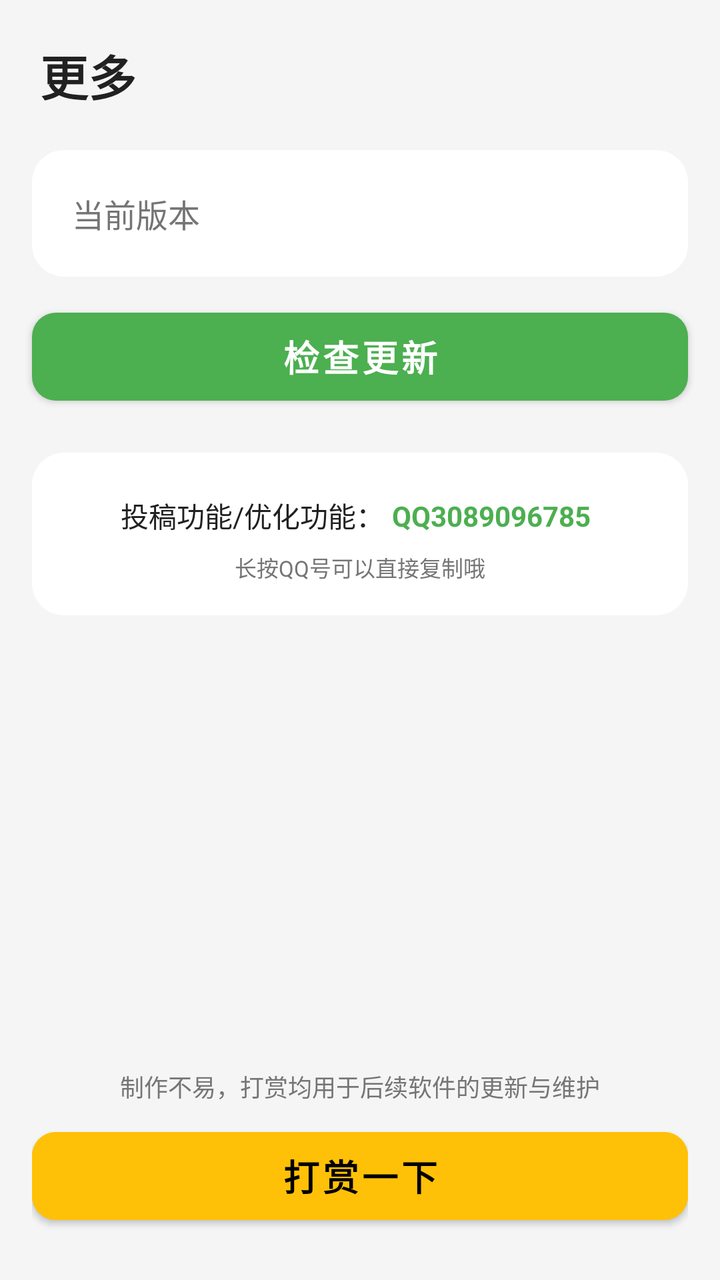
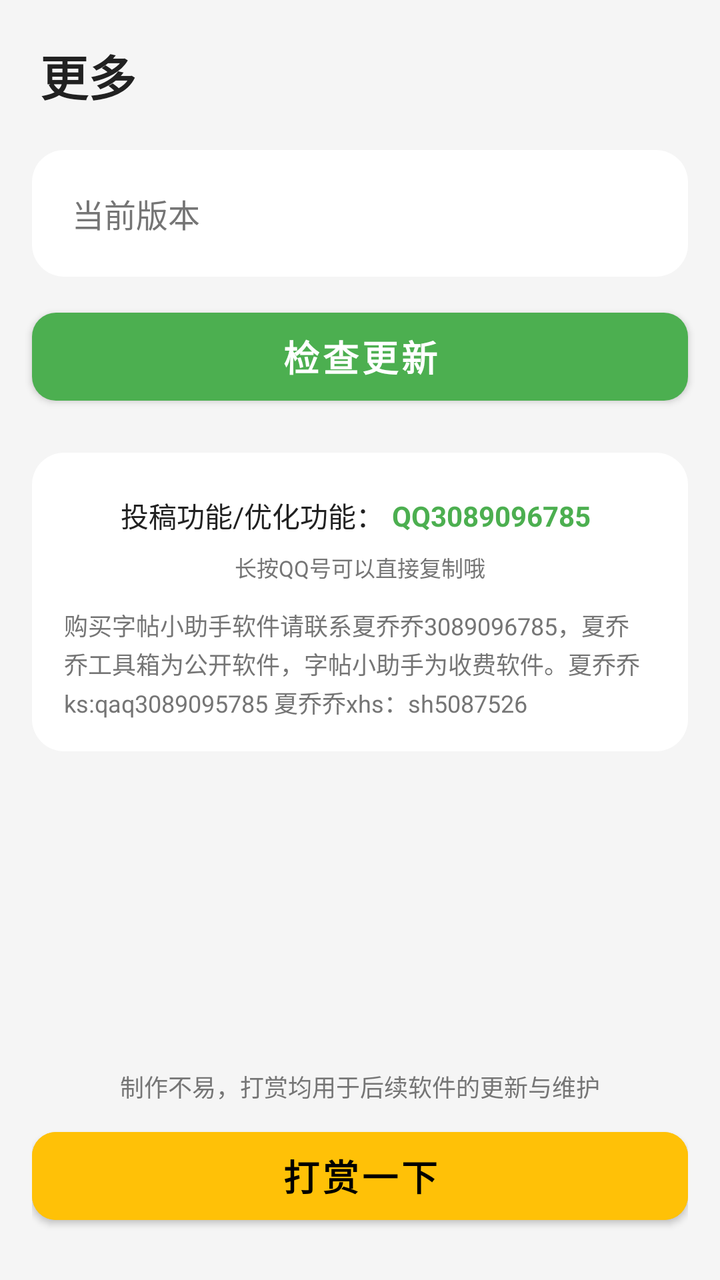

Two renders of the same Android screen: before a commit and after it. Below are the layout's source before the change and the commit's diff.
<!-- AndroidManifest.xml: application theme Theme.XiaQiaoQiao -->
<!-- res/layout/fragment_more.xml -->
<?xml version="1.0" encoding="utf-8"?>
<ScrollView xmlns:android="http://schemas.android.com/apk/res/android"
    android:layout_width="match_parent"
    android:layout_height="match_parent"
    android:background="@color/bg_page"
    android:fillViewport="true">

    <LinearLayout
        android:layout_width="match_parent"
        android:layout_height="wrap_content"
        android:orientation="vertical">

        
        <TextView
            android:layout_width="match_parent"
            android:layout_height="wrap_content"
            android:padding="20dp"
            android:text="@string/tab_more"
            android:textColor="@color/text_primary"
            android:textSize="24sp"
            android:textStyle="bold" />

        
        <LinearLayout
            android:layout_width="match_parent"
            android:layout_height="wrap_content"
            android:layout_marginStart="16dp"
            android:layout_marginEnd="16dp"
            android:layout_marginBottom="12dp"
            android:background="@drawable/bg_card_rounded"
            android:gravity="center_vertical"
            android:orientation="horizontal"
            android:padding="20dp">

            <TextView
                android:layout_width="wrap_content"
                android:layout_height="wrap_content"
                android:text="@string/more_version_label"
                android:textColor="@color/text_secondary"
                android:textSize="16sp" />

            <TextView
                android:id="@+id/tv_version"
                android:layout_width="0dp"
                android:layout_height="wrap_content"
                android:layout_marginStart="12dp"
                android:layout_weight="1"
                android:textColor="@color/text_primary"
                android:textSize="16sp"
                android:textStyle="bold" />
        </LinearLayout>

        
        <Button
            android:id="@+id/btn_check_update"
            style="@style/Widget.XiaQiaoQiao.Button.Primary"
            android:layout_width="match_parent"
            android:layout_height="wrap_content"
            android:layout_marginStart="16dp"
            android:layout_marginEnd="16dp"
            android:text="@string/more_check_update" />

        
        <LinearLayout
            android:layout_width="match_parent"
            android:layout_height="wrap_content"
            android:layout_marginStart="16dp"
            android:layout_marginTop="20dp"
            android:layout_marginEnd="16dp"
            android:background="@drawable/bg_card_rounded"
            android:gravity="center_horizontal"
            android:orientation="vertical"
            android:padding="16dp">

            <LinearLayout
                android:layout_width="wrap_content"
                android:layout_height="wrap_content"
                android:gravity="center_vertical"
                android:orientation="horizontal">

                <TextView
                    android:layout_width="wrap_content"
                    android:layout_height="wrap_content"
                    android:text="@string/more_contact_label"
                    android:textColor="@color/text_primary"
                    android:textSize="14sp" />

                <TextView
                    android:id="@+id/tv_qq_number"
                    android:layout_width="wrap_content"
                    android:layout_height="wrap_content"
                    android:background="?android:attr/selectableItemBackground"
                    android:clickable="true"
                    android:focusable="true"
                    android:longClickable="true"
                    android:paddingStart="4dp"
                    android:paddingTop="6dp"
                    android:paddingEnd="4dp"
                    android:paddingBottom="6dp"
                    android:text="@string/more_qq_number"
                    android:textColor="@color/brand_primary"
                    android:textSize="14sp"
                    android:textStyle="bold" />
            </LinearLayout>

            <TextView
                android:layout_width="wrap_content"
                android:layout_height="wrap_content"
                android:layout_marginTop="2dp"
                android:text="@string/more_qq_hint"
                android:textColor="@color/text_secondary"
                android:textSize="11sp" />
        </LinearLayout>

        
        <View
            android:layout_width="match_parent"
            android:layout_height="0dp"
            android:layout_weight="1"
            android:minHeight="40dp" />

        
        <LinearLayout
            android:layout_width="match_parent"
            android:layout_height="wrap_content"
            android:layout_marginStart="16dp"
            android:layout_marginEnd="16dp"
            android:layout_marginBottom="24dp"
            android:gravity="center_horizontal"
            android:orientation="vertical">

            
            <TextView
                android:layout_width="wrap_content"
                android:layout_height="wrap_content"
                android:layout_marginBottom="8dp"
                android:text="@string/more_donate_hint"
                android:textColor="@color/text_secondary"
                android:textSize="12sp" />

            
            <Button
                android:id="@+id/btn_donate"
                style="@style/Widget.XiaQiaoQiao.Button.Primary"
                android:layout_width="match_parent"
                android:layout_height="wrap_content"
                android:backgroundTint="@color/brand_accent"
                android:text="@string/more_donate_button"
                android:textColor="@color/black" />
        </LinearLayout>

    </LinearLayout>
</ScrollView>
<!-- resources referenced by this layout -->
<resources>
  <color name="bg_page">#FFF5F5F5</color>
  <color name="black">#FF000000</color>
  <color name="brand_accent">#FFFFC107</color>
  <color name="brand_primary">#FF4CAF50</color>
  <color name="text_primary">#FF212121</color>
  <color name="text_secondary">#FF757575</color>
  <!-- drawable bg_card_rounded (drawable) -->
  <?xml version="1.0" encoding="utf-8"?>
  <shape xmlns:android="http://schemas.android.com/apk/res/android"
      android:shape="rectangle">
      <solid android:color="@color/bg_card" />
      <corners android:radius="16dp" />
  </shape>
  <string name="more_check_update">检查更新</string>
  <string name="more_contact_label">投稿功能/优化功能：</string>
  <string name="more_donate_button">打赏一下</string>
  <string name="more_donate_hint">制作不易，打赏均用于后续软件的更新与维护</string>
  <string name="more_qq_hint">长按QQ号可以直接复制哦</string>
  <string name="more_qq_number">QQ3089096785</string>
  <string name="more_version_label">当前版本</string>
  <string name="tab_more">更多</string>
  <style name="Widget.XiaQiaoQiao.Button.Primary" parent="Widget.MaterialComponents.Button">
          <item name="android:textSize">18sp</item>
          <item name="android:textStyle">bold</item>
          <item name="cornerRadius">12dp</item>
          <item name="android:minHeight">56dp</item>
          <item name="backgroundTint">@color/brand_primary</item>
      </style>
  <style name="Theme.XiaQiaoQiao" parent="Theme.MaterialComponents.Light.NoActionBar">
          <item name="colorPrimary">@color/brand_primary</item>
          <item name="colorPrimaryVariant">@color/brand_primary_dark</item>
          <item name="colorOnPrimary">@color/white</item>
          <item name="colorSecondary">@color/brand_accent</item>
          <item name="colorOnSecondary">@color/black</item>
          <item name="android:statusBarColor" tools:targetApi="l">@color/brand_primary_dark</item>
          <item name="android:windowBackground">@color/bg_page</item>
      </style>
  <color name="bg_card">#FFFFFFFF</color>
  <color name="brand_primary_dark">#FF388E3C</color>
  <color name="white">#FFFFFFFF</color>
</resources>

<!-- the commit's change to res/layout/fragment_more.xml (unified diff, before → after) -->
@@ -110,6 +110,15 @@
                 android:text="@string/more_qq_hint"
                 android:textColor="@color/text_secondary"
                 android:textSize="11sp" />
+
+            <TextView
+                android:layout_width="match_parent"
+                android:layout_height="wrap_content"
+                android:layout_marginTop="12dp"
+                android:lineSpacingExtra="2dp"
+                android:text="@string/more_purchase_tip"
+                android:textColor="@color/text_secondary"
+                android:textSize="12sp" />
         </LinearLayout>
 
         
<!-- resource entries referenced after the edit -->
@@ -17,6 +17,7 @@
   <string name="more_contact_label">投稿功能/优化功能：</string>
   <string name="more_donate_button">打赏一下</string>
   <string name="more_donate_hint">制作不易，打赏均用于后续软件的更新与维护</string>
+  <string name="more_purchase_tip">购买字帖小助手软件请联系夏乔乔3089096785，夏乔乔工具箱为公开软件，字帖小助手为收费软件。夏乔乔ks:qaq3089095785  夏乔乔xhs：sh5087526</string>
   <string name="more_qq_hint">长按QQ号可以直接复制哦</string>
   <string name="more_qq_number">QQ3089096785</string>
   <string name="more_version_label">当前版本</string>
